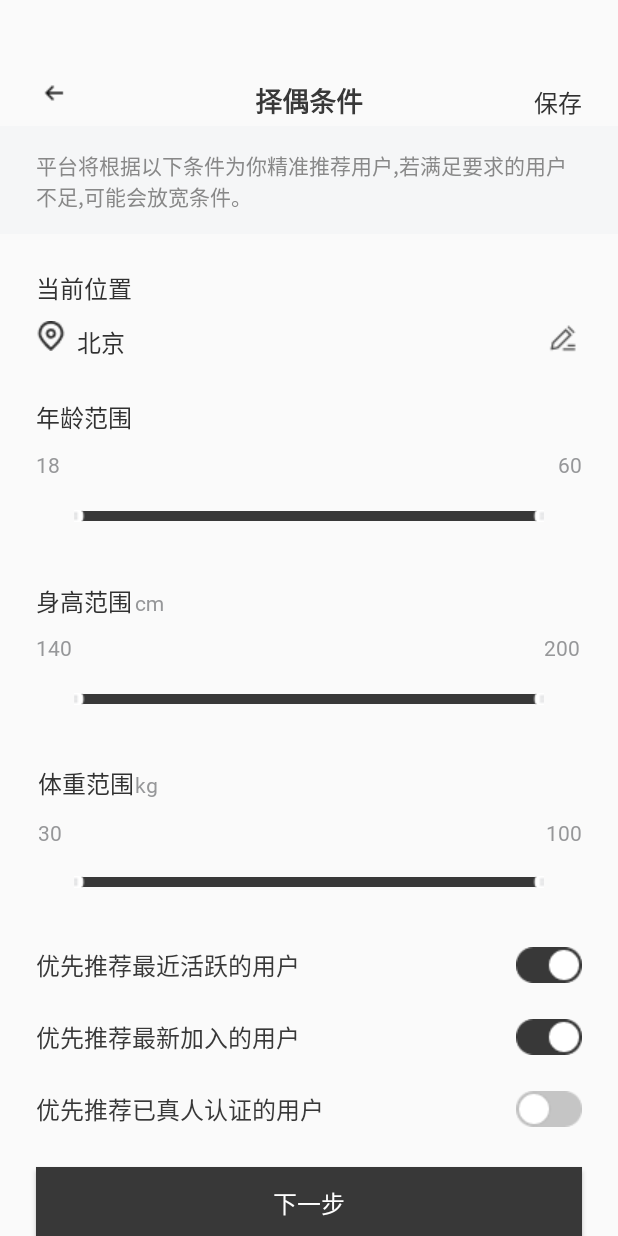
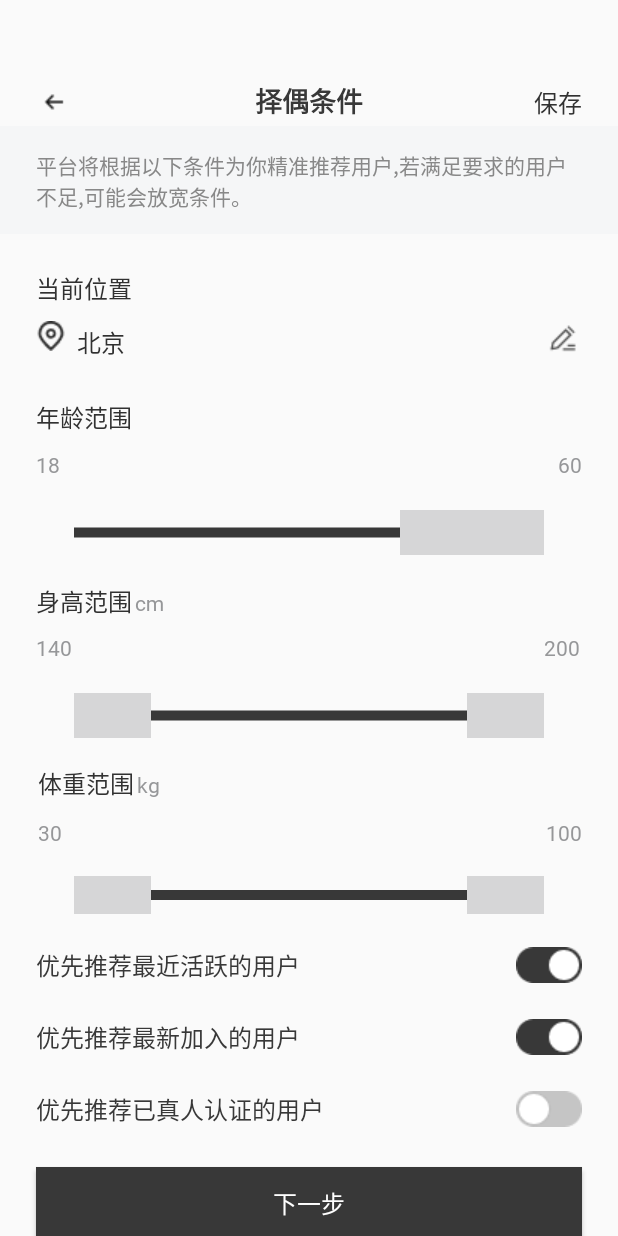
Before and after one commit to 518-pxc/project_2, an Android app: the layout activity_main.xml on its own in the app's theme, with its tools: preview values and no code run, on a phone screen of 412 x 824 dp. Run offline under Robolectric (Android 15) with nearby library versions, the phone set to English and light mode, and no system bars.

Commit message:
Initial commit

```diff
--- a/app/src/main/java/com/example/myapplication/DoubleThumbProgressBar.kt
+++ b/app/src/main/java/com/example/myapplication/DoubleThumbProgressBar.kt
@@ -38,9 +38,9 @@ class DoubleThumbProgressBar @JvmOverloads constructor(
         val typedArray = context.obtainStyledAttributes(attrs, R.styleable.DoubleThumbProgressBar)
         rangeMin = typedArray.getInt(R.styleable.DoubleThumbProgressBar_rangeMin, 0)
         rangeMax = typedArray.getInt(R.styleable.DoubleThumbProgressBar_rangeMax, 100)
-        thumbDrawable = context.getDrawable(R.drawable.slide)
+        thumbDrawable = context.getDrawable(R.drawable.slide2)
         typedArray.recycle()
-        thumbRadius = thumbDrawable?.intrinsicWidth?.toFloat() ?: 15f
+        thumbRadius = thumbDrawable?.intrinsicWidth?.toFloat() ?: 2f
         thumbPaint.isAntiAlias = true
         progressPaint.isAntiAlias = true
         progressPaint.color = Color.parseColor("#383838")
@@ -56,9 +56,16 @@ class DoubleThumbProgressBar @JvmOverloads constructor(
         thumbY = h / 2f
         thumb1X = w * (rangeMin - rangeMin) / (rangeMax - rangeMin).toFloat()
         thumb2X = w * (rangeMax - rangeMin) / (rangeMax - rangeMin).toFloat()
+
+        // 调整滑块的位置，使其在进度条的最大值和最小值处完整显示
+        thumb1X -= thumbRadius / 2
+        thumb2X -= thumbRadius / 2
     }
 
+
     @SuppressLint("DrawAllocation")
+    // 在 onDraw 方法中修改滑块图片的绘制部分
+    // 在 onDraw 方法中修改滑块图片的绘制部分
     override fun onDraw(canvas: Canvas) {
         super.onDraw(canvas)
 
@@ -80,20 +87,21 @@ class DoubleThumbProgressBar @JvmOverloads constructor(
             // 获取滑块图片的 Bitmap 对象
             val thumbBitmap = (it as BitmapDrawable).bitmap
 
+            // 计算滑块图片的绘制范围
             val thumb1Left = thumb1X - thumbBitmap.width / 2
+            val thumb1Right = thumb1X + thumbBitmap.width / 2
             val thumb1Top = thumbY - thumbBitmap.height / 2
-            val thumb1Right = thumb1X + thumbBitmap.width / 2
             val thumb1Bottom = thumbY + thumbBitmap.height / 2
 
             val thumb2Left = thumb2X - thumbBitmap.width / 2
+            val thumb2Right = thumb2X + thumbBitmap.width / 2
             val thumb2Top = thumbY - thumbBitmap.height / 2
-            val thumb2Right = thumb2X + thumbBitmap.width / 2
             val thumb2Bottom = thumbY + thumbBitmap.height / 2
 
             // 绘制滑块图片
             it.setBounds(
                 thumb1Left.toInt(),
-                thumb1Top.toInt(),
+                thumb1Top.toInt(),  // 调整滑块图片的绘制范围，使其在进度条的边界值处完整显示
                 thumb1Right.toInt(),
                 thumb1Bottom.toInt()
             )
@@ -101,12 +109,13 @@ class DoubleThumbProgressBar @JvmOverloads constructor(
 
             it.setBounds(
                 thumb2Left.toInt(),
-                thumb2Top.toInt(),
+                thumb2Top.toInt(),  // 调整滑块图片的绘制范围，使其在进度条的边界值处完整显示
                 thumb2Right.toInt(),
                 thumb2Bottom.toInt()
             )
             it.draw(canvas)
         }
+
         // 更新 TextView 中的值
         val minValue = (18 + (thumb1X / width * (60 - 18))).toInt()
         val maxValue = (18 + (thumb2X / width * (60 - 18))).toInt()
--- a/app/src/main/java/com/example/myapplication/DoubleThumbProgressBarThree.kt
+++ b/app/src/main/java/com/example/myapplication/DoubleThumbProgressBarThree.kt
@@ -38,9 +38,9 @@ class DoubleThumbProgressBarThree @JvmOverloads constructor(
         val typedArray = context.obtainStyledAttributes(attrs, R.styleable.DoubleThumbProgressBar)
         rangeMin = typedArray.getInt(R.styleable.DoubleThumbProgressBar_rangeMin, 0)
         rangeMax = typedArray.getInt(R.styleable.DoubleThumbProgressBar_rangeMax, 100)
-        thumbDrawable = context.getDrawable(R.drawable.slide)
+        thumbDrawable = context.getDrawable(R.drawable.slide2)
         typedArray.recycle()
-        thumbRadius = thumbDrawable?.intrinsicWidth?.toFloat() ?: 15f
+        thumbRadius = thumbDrawable?.intrinsicWidth?.toFloat() ?: 2f
         thumbPaint.isAntiAlias = true
         progressPaint.isAntiAlias = true
         progressPaint.color = Color.parseColor("#383838")
@@ -59,6 +59,7 @@ class DoubleThumbProgressBarThree @JvmOverloads constructor(
     }
 
     @SuppressLint("DrawAllocation")
+    // 在 onDraw 方法中修改滑块图片的绘制部分
     override fun onDraw(canvas: Canvas) {
         super.onDraw(canvas)
 
@@ -80,17 +81,19 @@ class DoubleThumbProgressBarThree @JvmOverloads constructor(
             // 获取滑块图片的 Bitmap 对象
             val thumbBitmap = (it as BitmapDrawable).bitmap
 
-            val thumb1Left = thumb1X - thumbBitmap.width / 2
-            val thumb1Top = thumbY - thumbBitmap.height / 2
-            val thumb1Right = thumb1X + thumbBitmap.width / 2
-            val thumb1Bottom = thumbY + thumbBitmap.height / 2
 
-            val thumb2Left = thumb2X - thumbBitmap.width / 2
-            val thumb2Top = thumbY - thumbBitmap.height / 2
-            val thumb2Right = thumb2X + thumbBitmap.width / 2
-            val thumb2Bottom = thumbY + thumbBitmap.height / 2
+            val thumb1Left = thumb1X - thumbBitmap.width / 2-5
+            val thumb1Top = thumbY - thumbBitmap.height / 2 - 5 // 增加垂直方向的偏移量
+            val thumb1Right = thumb1X + thumbBitmap.width / 2+5
+            val thumb1Bottom = thumbY + thumbBitmap.height / 2 + 5 // 增加垂直方向的偏移量
 
-            // 绘制滑块图片
+            val thumb2Left = thumb2X - thumbBitmap.width / 2-5
+            val thumb2Top = thumbY - thumbBitmap.height / 2 - 5 // 增加垂直方向的偏移量
+            val thumb2Right = thumb2X + thumbBitmap.width / 2+5
+            val thumb2Bottom = thumbY + thumbBitmap.height / 2 + 5 // 增加垂直方向的偏移量
+
+            // 修改绘制范围，使滑块图片超出进度条的高度
+            // 修改绘制范围，使滑块图片在垂直方向上超出进度条的高度
             it.setBounds(
                 thumb1Left.toInt(),
                 thumb1Top.toInt(),
--- a/app/src/main/java/com/example/myapplication/DoubleThumbProgressBarTwo.kt
+++ b/app/src/main/java/com/example/myapplication/DoubleThumbProgressBarTwo.kt
@@ -38,9 +38,9 @@ class DoubleThumbProgressBarTwo @JvmOverloads constructor(
         val typedArray = context.obtainStyledAttributes(attrs, R.styleable.DoubleThumbProgressBar)
         rangeMin = typedArray.getInt(R.styleable.DoubleThumbProgressBar_rangeMin, 0)
         rangeMax = typedArray.getInt(R.styleable.DoubleThumbProgressBar_rangeMax, 100)
-        thumbDrawable = context.getDrawable(R.drawable.slide)
+        thumbDrawable = context.getDrawable(R.drawable.slide2)
         typedArray.recycle()
-        thumbRadius = thumbDrawable?.intrinsicWidth?.toFloat() ?: 15f
+        thumbRadius = thumbDrawable?.intrinsicWidth?.toFloat() ?: 2f
         thumbPaint.isAntiAlias = true
         progressPaint.isAntiAlias = true
         progressPaint.color = Color.parseColor("#383838")
@@ -59,6 +59,7 @@ class DoubleThumbProgressBarTwo @JvmOverloads constructor(
     }
 
     @SuppressLint("DrawAllocation")
+    // 在 onDraw 方法中修改滑块图片的绘制部分
     override fun onDraw(canvas: Canvas) {
         super.onDraw(canvas)
 
@@ -80,17 +81,19 @@ class DoubleThumbProgressBarTwo @JvmOverloads constructor(
             // 获取滑块图片的 Bitmap 对象
             val thumbBitmap = (it as BitmapDrawable).bitmap
 
-            val thumb1Left = thumb1X - thumbBitmap.width / 2
-            val thumb1Top = thumbY - thumbBitmap.height / 2
-            val thumb1Right = thumb1X + thumbBitmap.width / 2
-            val thumb1Bottom = thumbY + thumbBitmap.height / 2
 
-            val thumb2Left = thumb2X - thumbBitmap.width / 2
-            val thumb2Top = thumbY - thumbBitmap.height / 2
-            val thumb2Right = thumb2X + thumbBitmap.width / 2
-            val thumb2Bottom = thumbY + thumbBitmap.height / 2
+            val thumb1Left = thumb1X - thumbBitmap.width / 2-5
+            val thumb1Top = thumbY - thumbBitmap.height / 2 - 5 // 增加垂直方向的偏移量
+            val thumb1Right = thumb1X + thumbBitmap.width / 2+5
+            val thumb1Bottom = thumbY + thumbBitmap.height / 2 + 5 // 增加垂直方向的偏移量
 
-            // 绘制滑块图片
+            val thumb2Left = thumb2X - thumbBitmap.width / 2-5
+            val thumb2Top = thumbY - thumbBitmap.height / 2 - 5 // 增加垂直方向的偏移量
+            val thumb2Right = thumb2X + thumbBitmap.width / 2+5
+            val thumb2Bottom = thumbY + thumbBitmap.height / 2 + 5 // 增加垂直方向的偏移量
+
+            // 修改绘制范围，使滑块图片超出进度条的高度
+            // 修改绘制范围，使滑块图片在垂直方向上超出进度条的高度
             it.setBounds(
                 thumb1Left.toInt(),
                 thumb1Top.toInt(),
--- a/app/src/main/res/layout/activity_main.xml
+++ b/app/src/main/res/layout/activity_main.xml
@@ -13,10 +13,11 @@
         android:layout_width="wrap_content"
         android:layout_height="wrap_content"
         android:layout_marginStart="24dp"
-        android:layout_marginTop="50dp"
+        android:layout_marginTop="56dp"
         android:contentDescription="@string/id_1"
-        app:layout_constraintEnd_toStartOf="@id/tvTitle"
+        app:layout_constraintEnd_toStartOf="@+id/tvTitle"
         app:layout_constraintHorizontal_bias="0"
+        app:layout_constraintHorizontal_chainStyle="spread_inside"
         app:layout_constraintStart_toStartOf="parent"
         app:layout_constraintTop_toTopOf="parent"
         app:srcCompat="@drawable/arrow_left" />
@@ -33,6 +34,7 @@
         android:textStyle="bold"
         app:layout_constraintBaseline_toBaselineOf="@id/tvSave"
         app:layout_constraintEnd_toEndOf="parent"
+        app:layout_constraintHorizontal_chainStyle="spread_inside"
         app:layout_constraintStart_toEndOf="@id/ivBack"
         app:layout_constraintStart_toStartOf="parent"
         app:layout_constraintTop_toTopOf="parent" />
@@ -52,6 +54,7 @@
         android:textAppearance="@style/save_id"
         app:layout_constraintEnd_toEndOf="parent"
         app:layout_constraintHorizontal_bias="1.0"
+        app:layout_constraintHorizontal_chainStyle="spread_inside"
         app:layout_constraintStart_toEndOf="@id/tvTitle"
         app:layout_constraintTop_toTopOf="parent" />
 
@@ -84,7 +87,7 @@
     <com.example.myapplication.DoubleThumbProgressBar
         android:id="@+id/pbAge"
         android:layout_width="313dp"
-        android:layout_height="8dp"
+        android:layout_height="30dp"
         android:layout_marginLeft="31dp"
         android:layout_marginTop="340dp"
         android:layout_marginRight="31dp"
@@ -247,7 +250,7 @@
     <com.example.myapplication.DoubleThumbProgressBarThree
         android:id="@+id/pbWeight"
         android:layout_width="313dp"
-        android:layout_height="8dp"
+        android:layout_height="25dp"
         android:layout_marginLeft="31dp"
         android:layout_marginTop="584dp"
         android:layout_marginRight="31dp"
@@ -276,7 +279,7 @@
         android:id="@+id/tvWeightUnit"
         android:layout_width="wrap_content"
         android:layout_height="wrap_content"
-        android:layout_marginStart="90dp"
+        android:layout_marginStart="91dp"
         android:layout_marginTop="513dp"
         android:text="@string/id_14"
         android:fontFamily="@font/pingfanghk"
@@ -287,7 +290,7 @@
     <com.example.myapplication.DoubleThumbProgressBarTwo
         android:id="@+id/pbHeight"
         android:layout_width="313dp"
-        android:layout_height="8dp"
+        android:layout_height="30dp"
         android:layout_marginLeft="31dp"
         android:layout_marginTop="462dp"
         android:layout_marginRight="31dp"
```
Also changed, not shown: app/src/main/res/drawable/slide.png, 8 other files.
